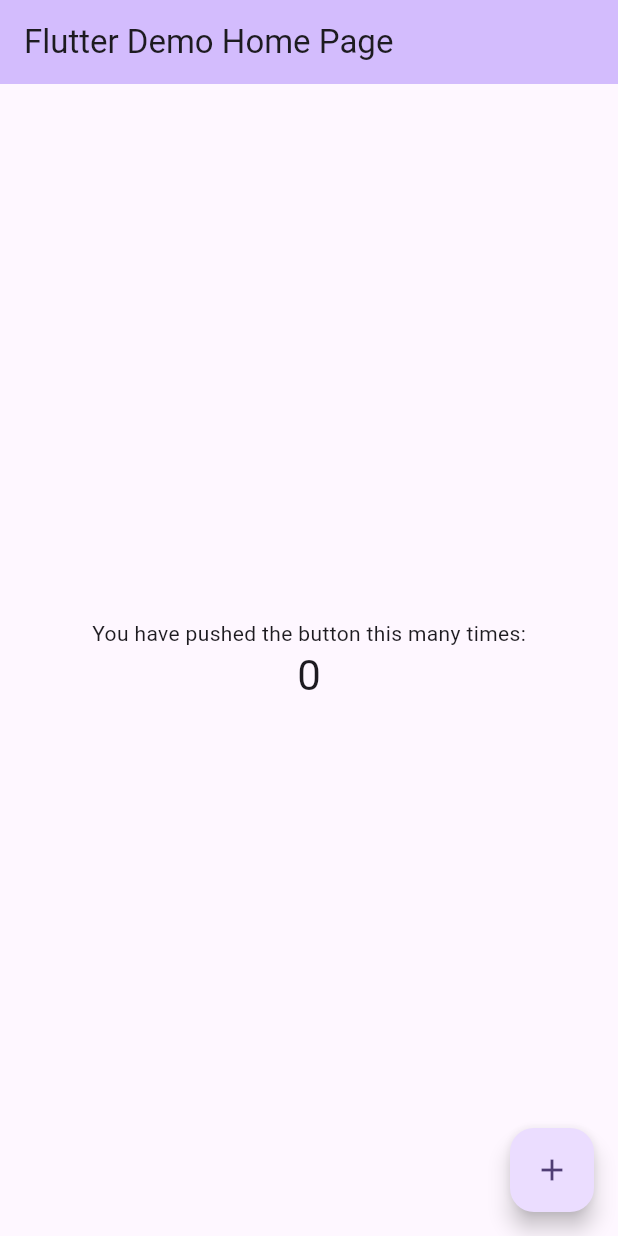
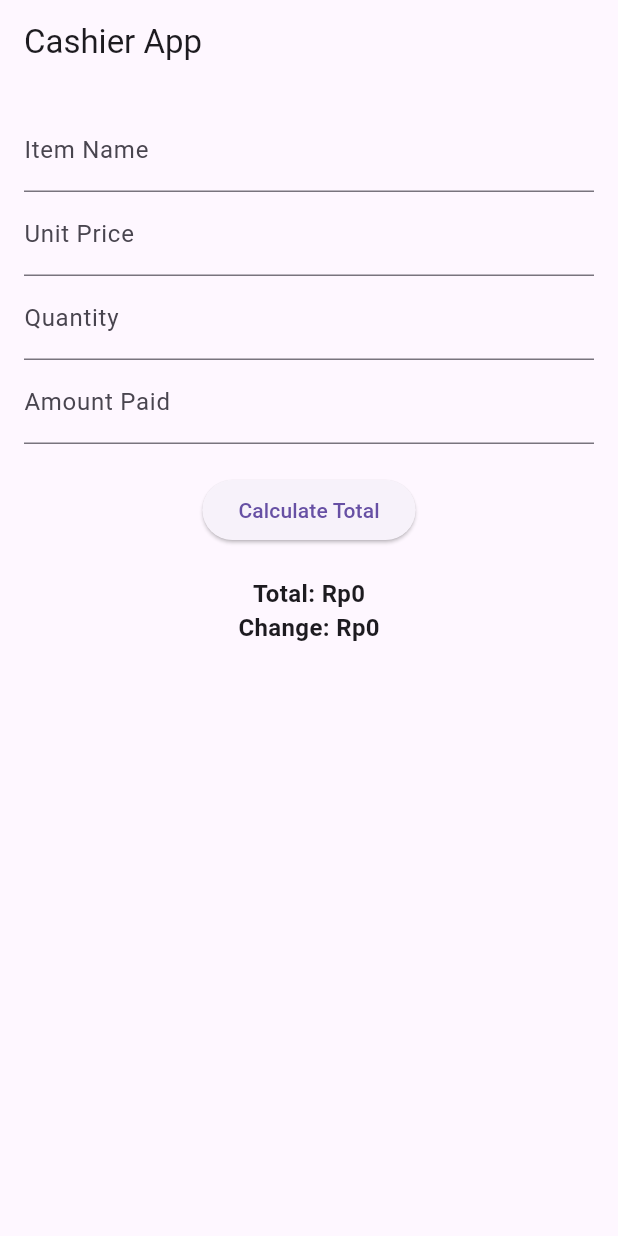
Before and after one commit to TeddyTjoe1990/CSE-499-Project, a Flutter app: the screen it shows after launch, on a phone screen of 412 x 824 dp. Run offline on Flutter 3.47's test engine with Material 3 defaults, Android fonts, the phone set to English and light mode, and no system bars.

Commit message:
main page was made. Need another thing.

```diff
--- a/app/lib/main.dart
+++ b/app/lib/main.dart
@@ -1,122 +1,92 @@
 import 'package:flutter/material.dart';
 
-void main() {
-  runApp(const MyApp());
-}
+void main() => runApp(CashierApp());
 
-class MyApp extends StatelessWidget {
-  const MyApp({super.key});
-
-  // This widget is the root of your application.
+class CashierApp extends StatelessWidget {
   @override
   Widget build(BuildContext context) {
     return MaterialApp(
-      title: 'Flutter Demo',
-      theme: ThemeData(
-        // This is the theme of your application.
-        //
-        // TRY THIS: Try running your application with "flutter run". You'll see
-        // the application has a purple toolbar. Then, without quitting the app,
-        // try changing the seedColor in the colorScheme below to Colors.green
-        // and then invoke "hot reload" (save your changes or press the "hot
-        // reload" button in a Flutter-supported IDE, or press "r" if you used
-        // the command line to start the app).
-        //
-        // Notice that the counter didn't reset back to zero; the application
-        // state is not lost during the reload. To reset the state, use hot
-        // restart instead.
-        //
-        // This works for code too, not just values: Most code changes can be
-        // tested with just a hot reload.
-        colorScheme: ColorScheme.fromSeed(seedColor: Colors.deepPurple),
-      ),
-      home: const MyHomePage(title: 'Flutter Demo Home Page'),
+      title: 'Cashier App',
+      theme: ThemeData(primarySwatch: Colors.blue),
+      home: CashierHome(),
     );
   }
 }
 
-class MyHomePage extends StatefulWidget {
-  const MyHomePage({super.key, required this.title});
-
-  // This widget is the home page of your application. It is stateful, meaning
-  // that it has a State object (defined below) that contains fields that affect
-  // how it looks.
-
-  // This class is the configuration for the state. It holds the values (in this
-  // case the title) provided by the parent (in this case the App widget) and
-  // used by the build method of the State. Fields in a Widget subclass are
-  // always marked "final".
-
-  final String title;
-
+class CashierHome extends StatefulWidget {
   @override
-  State<MyHomePage> createState() => _MyHomePageState();
+  _CashierHomeState createState() => _CashierHomeState();
 }
 
-class _MyHomePageState extends State<MyHomePage> {
-  int _counter = 0;
+class _CashierHomeState extends State<CashierHome> {
+  final itemNameController = TextEditingController();
+  final unitPriceController = TextEditingController();
+  final quantityController = TextEditingController();
+  final amountPaidController = TextEditingController();
 
-  void _incrementCounter() {
+  int totalAmount = 0;
+  int changeAmount = 0;
+
+  void calculateTotal() {
+    final unitPrice = int.tryParse(unitPriceController.text) ?? 0;
+    final quantity = int.tryParse(quantityController.text) ?? 0;
+    final amountPaid = int.tryParse(amountPaidController.text) ?? 0;
+
+    final total = unitPrice * quantity;
+    final change = amountPaid - total;
+
     setState(() {
-      // This call to setState tells the Flutter framework that something has
-      // changed in this State, which causes it to rerun the build method below
-      // so that the display can reflect the updated values. If we changed
-      // _counter without calling setState(), then the build method would not be
-      // called again, and so nothing would appear to happen.
-      _counter++;
+      totalAmount = total;
+      changeAmount = change;
     });
   }
 
   @override
   Widget build(BuildContext context) {
-    // This method is rerun every time setState is called, for instance as done
-    // by the _incrementCounter method above.
-    //
-    // The Flutter framework has been optimized to make rerunning build methods
-    // fast, so that you can just rebuild anything that needs updating rather
-    // than having to individually change instances of widgets.
     return Scaffold(
-      appBar: AppBar(
-        // TRY THIS: Try changing the color here to a specific color (to
-        // Colors.amber, perhaps?) and trigger a hot reload to see the AppBar
-        // change color while the other colors stay the same.
-        backgroundColor: Theme.of(context).colorScheme.inversePrimary,
-        // Here we take the value from the MyHomePage object that was created by
-        // the App.build method, and use it to set our appbar title.
-        title: Text(widget.title),
-      ),
-      body: Center(
-        // Center is a layout widget. It takes a single child and positions it
-        // in the middle of the parent.
-        child: Column(
-          // Column is also a layout widget. It takes a list of children and
-          // arranges them vertically. By default, it sizes itself to fit its
-          // children horizontally, and tries to be as tall as its parent.
-          //
-          // Column has various properties to control how it sizes itself and
-          // how it positions its children. Here we use mainAxisAlignment to
-          // center the children vertically; the main axis here is the vertical
-          // axis because Columns are vertical (the cross axis would be
-          // horizontal).
-          //
-          // TRY THIS: Invoke "debug painting" (choose the "Toggle Debug Paint"
-          // action in the IDE, or press "p" in the console), to see the
-          // wireframe for each widget.
-          mainAxisAlignment: MainAxisAlignment.center,
-          children: <Widget>[
-            const Text('You have pushed the button this many times:'),
-            Text(
-              '$_counter',
-              style: Theme.of(context).textTheme.headlineMedium,
-            ),
-          ],
+      appBar: AppBar(title: Text('Cashier App')),
+      body: Padding(
+        padding: const EdgeInsets.all(16.0),
+        child: SingleChildScrollView(
+          child: Column(
+            children: [
+              TextField(
+                controller: itemNameController,
+                decoration: InputDecoration(labelText: 'Item Name'),
+              ),
+              TextField(
+                controller: unitPriceController,
+                decoration: InputDecoration(labelText: 'Unit Price'),
+                keyboardType: TextInputType.number,
+              ),
+              TextField(
+                controller: quantityController,
+                decoration: InputDecoration(labelText: 'Quantity'),
+                keyboardType: TextInputType.number,
+              ),
+              TextField(
+                controller: amountPaidController,
+                decoration: InputDecoration(labelText: 'Amount Paid'),
+                keyboardType: TextInputType.number,
+              ),
+              SizedBox(height: 20),
+              ElevatedButton(
+                onPressed: calculateTotal,
+                child: Text('Calculate Total'),
+              ),
+              SizedBox(height: 20),
+              Text(
+                'Total: Rp$totalAmount',
+                style: TextStyle(fontSize: 16, fontWeight: FontWeight.bold),
+              ),
+              Text(
+                'Change: Rp$changeAmount',
+                style: TextStyle(fontSize: 16, fontWeight: FontWeight.bold),
+              ),
+            ],
+          ),
         ),
       ),
-      floatingActionButton: FloatingActionButton(
-        onPressed: _incrementCounter,
-        tooltip: 'Increment',
-        child: const Icon(Icons.add),
-      ), // This trailing comma makes auto-formatting nicer for build methods.
     );
   }
 }
```
Also changed, not shown: 1 other file.
